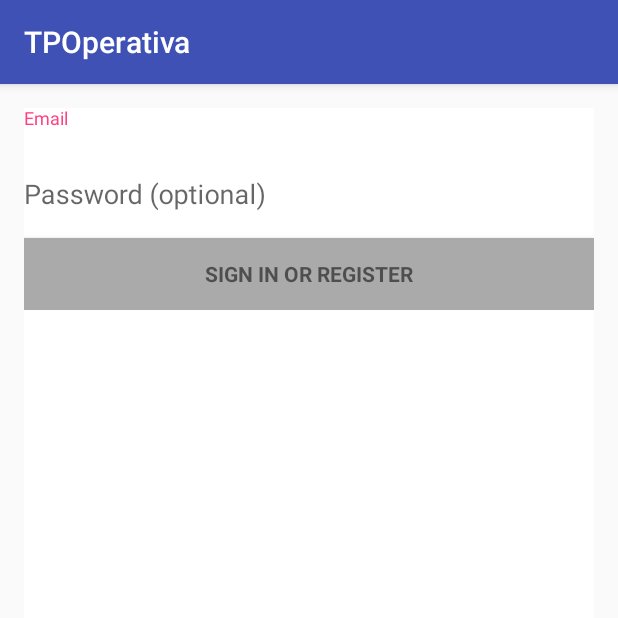
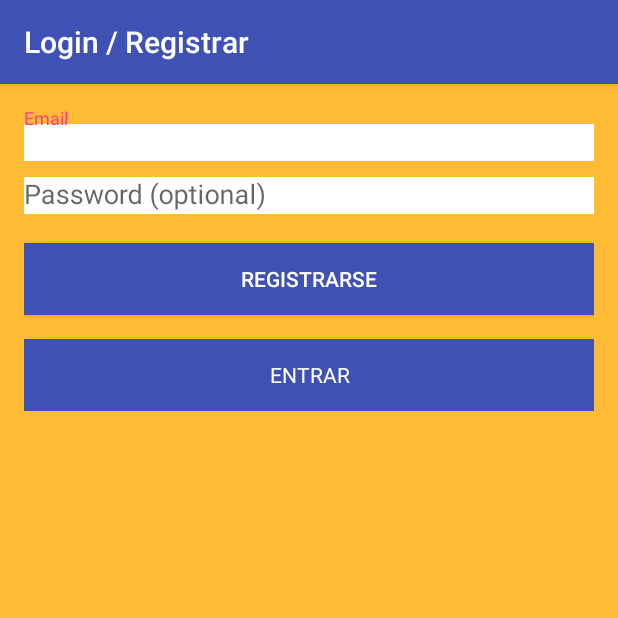
Before and after one commit to tomate14/TrazaAppProject, an Android app: the screen it shows after launch (LoginActivity), on a phone screen of 412 x 824 dp, the top half of it. Run offline under Robolectric (Android 15) with nearby library versions, the phone set to English and light mode, and no system bars; 2 statements that could not run were skipped.

Commit message:
Register too
Cambios en la clase MySQL, retorna el statement directo. Se acomodo la
interfaz. Se agrego la ventana de registro

```diff
--- a/TPOperativa/app/build.gradle
+++ b/TPOperativa/app/build.gradle
@@ -24,9 +24,9 @@ dependencies {
     androidTestCompile('com.android.support.test.espresso:espresso-core:2.2.2', {
         exclude group: 'com.android.support', module: 'support-annotations'
     })
+    compile files('libs/mysql-connector-java-3.0.17-ga-bin.jar')
     compile 'com.android.support:appcompat-v7:25.1.0'
     compile 'com.android.support:design:25.1.0'
     compile 'com.android.support.constraint:constraint-layout:1.0.2'
     testCompile 'junit:junit:4.12'
-    compile files('libs/mysql-connector-java-3.0.17-ga-bin.jar')
 }
--- a/TPOperativa/app/src/main/AndroidManifest.xml
+++ b/TPOperativa/app/src/main/AndroidManifest.xml
@@ -8,6 +8,7 @@
     <uses-permission android:name="android.permission.READ_CONTACTS" />
     <uses-permission android:name="android.permission.INTERNET" />
     <uses-permission android:name="android.permission.ACCESS_NETWORK_STATE" />
+
     <application
         android:allowBackup="true"
         android:icon="@mipmap/ic_launcher_round"
@@ -27,7 +28,8 @@
         <activity
             android:name=".MainActivity"
             android:label="@string/title_activity_main"
-            android:theme="@style/AppTheme.NoActionBar"></activity>
+            android:theme="@style/AppTheme.NoActionBar" />
+        <activity android:name=".RegisterActivity"></activity>
     </application>
 
 </manifest>
--- a/TPOperativa/app/src/main/java/com/example/maxi/tpoperativa/LoginActivity.java
+++ b/TPOperativa/app/src/main/java/com/example/maxi/tpoperativa/LoginActivity.java
@@ -46,6 +46,7 @@ import Funcionalidad.MySQL;
 import Funcionalidad.QueryCheckUser;
 
 import static android.Manifest.permission.READ_CONTACTS;
+import static android.widget.Toast.makeText;
 
 /**
  * A login screen that offers login via email/password.
@@ -74,12 +75,15 @@ public class LoginActivity extends AppCompatActivity implements LoaderCallbacks<
     private View mProgressView;
     private View mLoginFormView;
     private Button mEmailSignInButton;
+    private Button mRegister;
 
-    public static final MySQL Sql = new MySQL("operativa","root","");
+    //public static final MySQL Sql = new MySQL("operativa","root","");
+    public MySQL Sql = new MySQL("operativa","root","");
 
     @Override
     protected void onCreate(Bundle savedInstanceState) {
         super.onCreate(savedInstanceState);
+        setTitle("Login / Registrar");
         setContentView(R.layout.activity_login);
         // Set up the login form.
         mEmailView = (AutoCompleteTextView) findViewById(R.id.email);
@@ -97,12 +101,23 @@ public class LoginActivity extends AppCompatActivity implements LoaderCallbacks<
             }
         });
         mEmailSignInButton = (Button) findViewById(R.id.email_sign_in_button);
+        mRegister = (Button)findViewById(R.id.btn_register);
+
         mEmailSignInButton.setOnClickListener(new OnClickListener() {
             @Override
             public void onClick(View view) {
                 attemptLogin();
             }
         });
+        mRegister.setOnClickListener(new OnClickListener() {
+            @Override
+            public void onClick(View view) {
+
+                Intent mainActivity = new Intent(LoginActivity.this,RegisterActivity.class);
+                startActivity(mainActivity);
+            }
+        });
+
 
 
         mLoginFormView = findViewById(R.id.login_form);
@@ -200,10 +215,10 @@ public class LoginActivity extends AppCompatActivity implements LoaderCallbacks<
         } else {
             // Show a progress spinner, and kick off a background task to
             // perform the user login attempt.
-            showProgress(true);
+
             mAuthTask = new UserLoginTask(email, password);
             mAuthTask.execute();
-
+            showProgress(true);
 
         }
     }
@@ -331,32 +346,33 @@ public class LoginActivity extends AppCompatActivity implements LoaderCallbacks<
 
             try {
                 Log.d("CONECTANDO","INICIANDO CONEXION");
-                Class.forName("com.mysql.jdbc.Driver");
+                /*Class.forName("com.mysql.jdbc.Driver");
                 Connection conn = DriverManager.getConnection("jdbc:mysql://10.0.2.2:3306/" +
-                        Sql.getDateBase(), Sql.getUser(), Sql.getPass());
+                        Sql.getDateBase(), Sql.getUser(), Sql.getPass());*/
 
-                String query = "SELECT * FROM USUARIO " +
-                        "WHERE EMAIL='"+this.mEmail+"'" +
-                        "  AND PASS='"+this.mPassword+"'";
-                Statement st = conn.createStatement();
-                ResultSet resultSet = st.executeQuery(query);
+                String query = "SELECT * FROM USERS " +
+                               "WHERE email='"+this.mEmail+"'" +
+                               "  AND PASSWORD='"+this.mPassword+"'";
+                //Statement st = conn.createStatement();
+                //ResultSet resultSet = st.executeQuery(query);
+                ResultSet resultSet = Sql.getStatement().executeQuery(query);
+                Log.d("CANTIDAD","La cantidad es:"+String.valueOf(resultSet.getMetaData().getColumnCount()) );
                 if(resultSet.next()){
-                   // if(validUser(resultSet)){ FALTA EL CONTROL DEL USUARIO
                         Log.d("EXISTE","Existe el usuario, piola");
-                        conn.close();
+                    // conn.close();
+
                         //crear el usuario
                         Intent mainActivity = new Intent(LoginActivity.this,MainActivity.class);
                         startActivity(mainActivity);
                         Thread.sleep(2000);
                     }else{
-                        finish();
-                        conn.close();
+
+                       // finish();
+                    // conn.close();
                     }
                 //}
             } catch (InterruptedException e) {
                 return false;
-            } catch (ClassNotFoundException e) {
-                e.printStackTrace();
             } catch (SQLException e) {
                 e.printStackTrace();
             }
--- a/TPOperativa/app/src/main/java/com/example/maxi/tpoperativa/MainActivity.java
+++ b/TPOperativa/app/src/main/java/com/example/maxi/tpoperativa/MainActivity.java
@@ -82,7 +82,7 @@ public class MainActivity extends AppCompatActivity
 
         if (id == R.id.nav_camera) {
             // Handle the camera action
-        } else if (id == R.id.nav_gallery) {
+        } else if (id == R.id.nav_galery) {
 
         } else if (id == R.id.nav_slideshow) {
 
--- a/TPOperativa/app/src/main/res/drawable/side_nav_bar.xml
+++ b/TPOperativa/app/src/main/res/drawable/side_nav_bar.xml
@@ -2,8 +2,8 @@
     android:shape="rectangle">
     <gradient
         android:angle="135"
-        android:centerColor="#4CAF50"
-        android:endColor="#2E7D32"
-        android:startColor="#81C784"
+        android:centerColor="#e7a418"
+        android:endColor="#2e3134"
+        android:startColor="#fbed3f"
         android:type="linear" />
 </shape>
--- a/TPOperativa/app/src/main/res/layout/activity_login.xml
+++ b/TPOperativa/app/src/main/res/layout/activity_login.xml
@@ -1,13 +1,14 @@
-<LinearLayout xmlns:android="http://schemas.android.com/apk/res/android"
+<RelativeLayout xmlns:android="http://schemas.android.com/apk/res/android"
     xmlns:tools="http://schemas.android.com/tools"
     android:layout_width="match_parent"
-    android:layout_height="match_parent"
+    android:layout_height="wrap_content"
+    android:baselineAligned="false"
     android:gravity="center_horizontal"
-    android:orientation="vertical"
     android:paddingBottom="@dimen/activity_vertical_margin"
     android:paddingLeft="@dimen/activity_horizontal_margin"
     android:paddingRight="@dimen/activity_horizontal_margin"
     android:paddingTop="@dimen/activity_vertical_margin"
+    android:background="@android:color/holo_orange_light"
     tools:context="com.example.maxi.tpoperativa.LoginActivity">
 
     <!-- Login progress -->
@@ -22,15 +23,15 @@
     <ScrollView
         android:id="@+id/login_form"
         android:layout_width="match_parent"
-        android:layout_height="match_parent"
-        android:background="@android:color/holo_green_light"
-        android:backgroundTint="@android:color/background_light">
+        android:layout_height="fill_parent"
+        android:background="@android:color/holo_orange_light">
 
         <LinearLayout
             android:id="@+id/email_login_form"
-            android:layout_width="match_parent"
+            android:layout_width="fill_parent"
             android:layout_height="wrap_content"
-            android:orientation="vertical">
+            android:orientation="vertical"
+            android:weightSum="1">
 
             <android.support.design.widget.TextInputLayout
                 android:layout_width="match_parent"
@@ -67,16 +68,34 @@
 
             </android.support.design.widget.TextInputLayout>
 
+            <TextView
+                android:id="@+id/textView"
+                android:layout_width="match_parent"
+                android:layout_height="wrap_content" />
+
+            <Space
+                android:layout_width="match_parent"
+                android:layout_height="wrap_content" />
+
+            <Button
+                android:id="@+id/btn_register"
+                android:layout_width="match_parent"
+                android:layout_height="wrap_content"
+                android:layout_weight="0.63"
+                android:background="@color/colorPrimary"
+                android:text="Registrarse"
+                android:textColor="@android:color/background_light" />
+
             <Button
                 android:id="@+id/email_sign_in_button"
                 style="?android:textAppearanceSmall"
                 android:layout_width="match_parent"
                 android:layout_height="wrap_content"
                 android:layout_marginTop="16dp"
-                android:background="@android:color/darker_gray"
+                android:background="@color/colorPrimary"
                 android:text="@string/action_sign_in"
-                android:textStyle="bold" />
+                android:textColor="@android:color/background_light"/>
 
         </LinearLayout>
     </ScrollView>
-</LinearLayout>
+</RelativeLayout>
--- a/TPOperativa/app/src/main/res/layout/nav_header_main.xml
+++ b/TPOperativa/app/src/main/res/layout/nav_header_main.xml
@@ -17,9 +17,10 @@
         android:layout_width="wrap_content"
         android:layout_height="wrap_content"
         android:paddingTop="@dimen/nav_header_vertical_spacing"
-        app:srcCompat="@android:drawable/sym_def_app_icon" />
+        app:srcCompat="@android:drawable/alert_light_frame" />
 
     <TextView
+        android:id="@+id/textNombre"
         android:layout_width="match_parent"
         android:layout_height="wrap_content"
         android:paddingTop="@dimen/nav_header_vertical_spacing"
@@ -27,7 +28,7 @@
         android:textAppearance="@style/TextAppearance.AppCompat.Body1" />
 
     <TextView
-        android:id="@+id/textView"
+        android:id="@+id/textMail"
         android:layout_width="wrap_content"
         android:layout_height="wrap_content"
         android:text="android.studio@android.com" />
--- a/TPOperativa/app/src/main/res/menu/activity_main_drawer.xml
+++ b/TPOperativa/app/src/main/res/menu/activity_main_drawer.xml
@@ -7,9 +7,9 @@
             android:icon="@drawable/ic_menu_camera"
             android:title="Import" />
         <item
-            android:id="@+id/nav_gallery"
+            android:id="@+id/nav_galery"
             android:icon="@drawable/ic_menu_gallery"
-            android:title="Gallery" />
+            android:title="Trazar Recurso" />
         <item
             android:id="@+id/nav_slideshow"
             android:icon="@drawable/ic_menu_slideshow"
--- a/TPOperativa/app/src/main/res/values/colors.xml
+++ b/TPOperativa/app/src/main/res/values/colors.xml
@@ -1,6 +1,6 @@
 <?xml version="1.0" encoding="utf-8"?>
 <resources>
-    <color name="colorPrimary">#3F51B5</color>
+    <color name="colorPrimary">#3f51b5</color>
     <color name="colorPrimaryDark">#303F9F</color>
     <color name="colorAccent">#FF4081</color>
 </resources>
--- a/TPOperativa/app/src/main/res/values/strings.xml
+++ b/TPOperativa/app/src/main/res/values/strings.xml
@@ -4,16 +4,16 @@
     <!-- Strings related to login -->
     <string name="prompt_email">Email</string>
     <string name="prompt_password">Password (optional)</string>
-    <string name="action_sign_in">Sign in or register</string>
+    <string name="action_sign_in">Entrar</string>
     <string name="action_sign_in_short">Sign in</string>
-    <string name="error_invalid_email">This email address is invalid</string>
-    <string name="error_invalid_password">This password is too short</string>
-    <string name="error_incorrect_password">This password is incorrect</string>
-    <string name="error_field_required">This field is required</string>
+    <string name="error_invalid_email">Esta direccion de email es invalida</string>
+    <string name="error_invalid_password">La contraseña es muy corta</string>
+    <string name="error_incorrect_password">La contraseña es incorrecta</string>
+    <string name="error_field_required">Este campo es requerido</string>
     <string name="permission_rationale">"Contacts permissions are needed for providing email
         completions."
     </string>
-    <string name="title_activity_main">MainActivity</string>
+    <string name="title_activity_main">Panel de control</string>
 
     <string name="navigation_drawer_open">Open navigation drawer</string>
     <string name="navigation_drawer_close">Close navigation drawer</string>
```
Also changed, not shown: TPOperativa/app/src/main/java/Funcionalidad/MySQL.java (+23 -3 lines), TPOperativa/app/src/main/java/com/example/maxi/tpoperativa/RegisterActivity.java (added, +14 -0 lines), TPOperativa/app/src/main/res/layout/activity_register.xml (added, +9 -0 lines).
